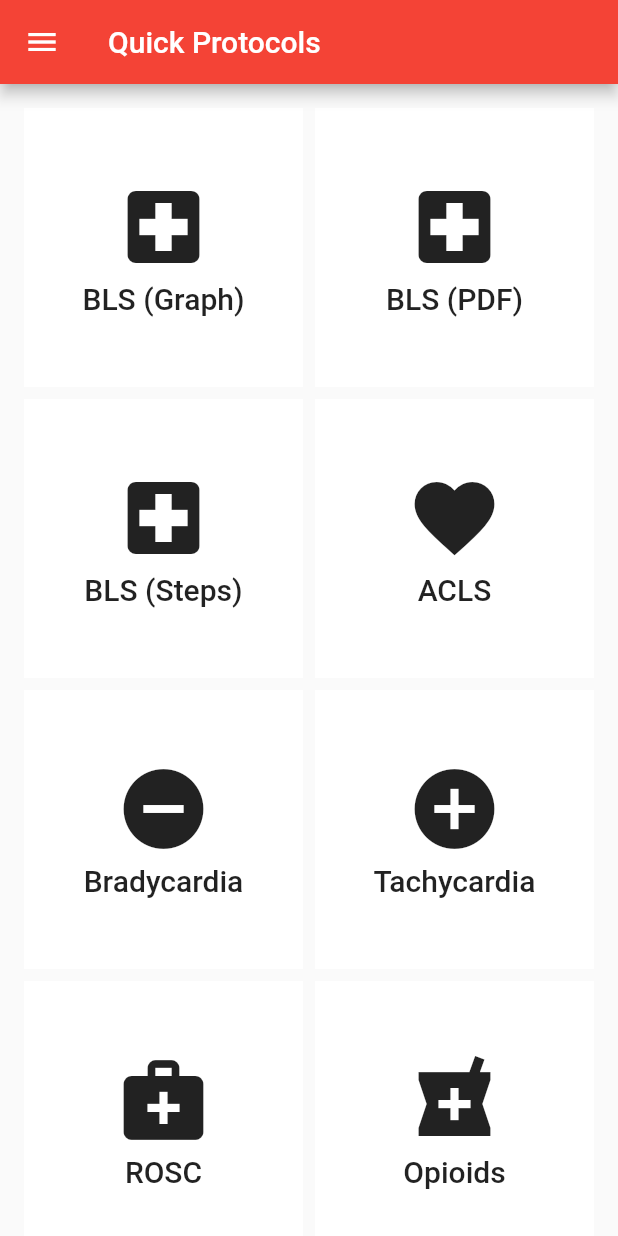
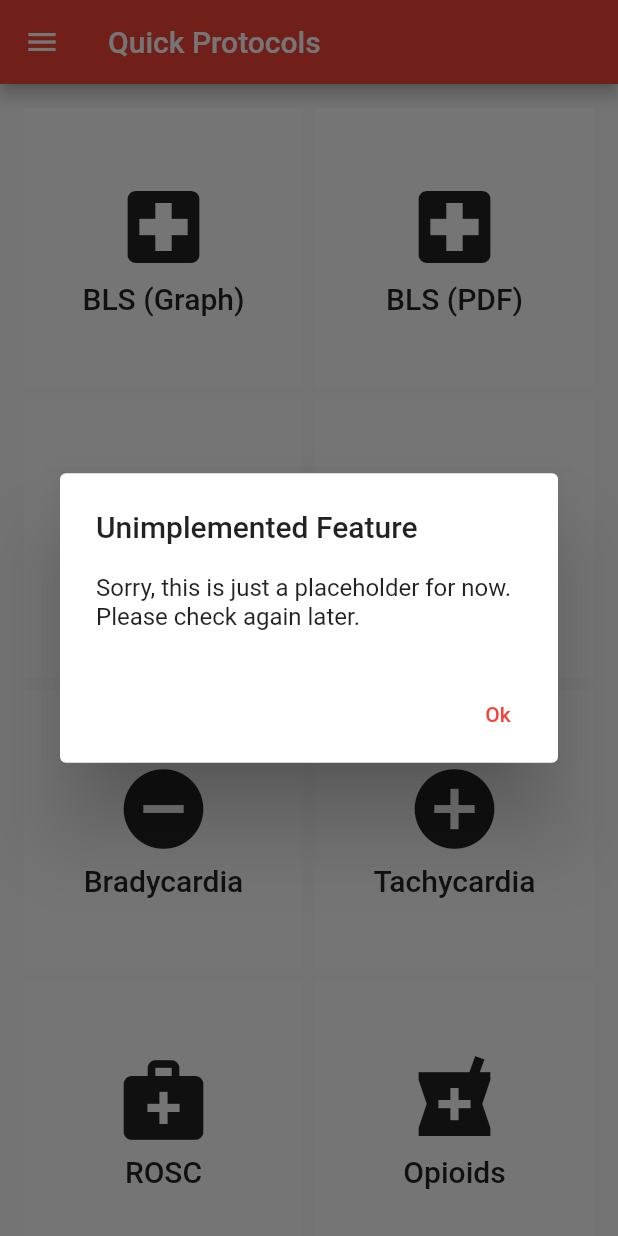
Before and after one commit to ethanharstad/tailboard-app, a Flutter app: the QuickProtocolsScreen screen opened directly, after a tap on "ACLS", on a phone screen of 412 x 824 dp. Run offline on Flutter 3.47's test engine with Material 2 defaults, Android fonts, the phone set to English and light mode, and no system bars; our stand-ins replace firebase_auth, firebase_core, native_pdf_view; missing offline and left inert: flutterfire_ui, graphview; accounts and stored records are empty.

Commit message:
Add UnimplementedDialog for placeholders widgets

```diff
--- a/lib/screens/quick_protocols_screen.dart
+++ b/lib/screens/quick_protocols_screen.dart
@@ -4,6 +4,7 @@ import 'package:tailboard_app/screens/bls_protocol_pdf_screen.dart';
 import 'package:tailboard_app/screens/bls_protocol_stepper_screen.dart';
 import 'package:tailboard_app/widgets/app_scaffold.dart';
 import 'package:tailboard_app/widgets/launcher_tile.dart';
+import 'package:tailboard_app/widgets/unimplemented_dialog.dart';
 
 class QuickProtocolsScreen extends StatelessWidget {
   const QuickProtocolsScreen({
@@ -21,59 +22,57 @@ class QuickProtocolsScreen extends StatelessWidget {
         crossAxisCount: 2,
         children: <Widget>[
           LauncherTile(
-            icon: Icons.local_hospital,
-            title: 'BLS (Graph)',
-            onTap: () {
-              Navigator.of(context)
-                  .push(MaterialPageRoute(builder: (BuildContext context) {
-                return const BLSProtocolGraphScreen();
-              }));
-            },
-          ),
+              icon: Icons.local_hospital,
+              title: 'BLS (Graph)',
+              onTap: () => Navigator.of(context).push(MaterialPageRoute(
+                  builder: (BuildContext context) =>
+                      const BLSProtocolGraphScreen()))),
           LauncherTile(
             icon: Icons.local_hospital,
             title: 'BLS (PDF)',
-            onTap: () {
-              Navigator.of(context)
-                  .push(MaterialPageRoute(builder: (BuildContext context) {
-                return BLSProtocolPdfScreen();
-              }));
-            },
+            onTap: () => Navigator.of(context).push(MaterialPageRoute(
+                builder: (BuildContext context) => BLSProtocolPdfScreen())),
           ),
           LauncherTile(
             icon: Icons.local_hospital,
             title: 'BLS (Steps)',
-            onTap: () {
-              Navigator.of(context)
-                  .push(MaterialPageRoute(builder: (BuildContext context) {
-                return const BLSProtocolStepperScreen();
-              }));
-            },
+            onTap: () => Navigator.of(context).push(MaterialPageRoute(
+                builder: (BuildContext context) => BLSProtocolStepperScreen())),
           ),
           LauncherTile(
             icon: Icons.favorite,
             title: 'ACLS',
-            onTap: () {},
+            onTap: () => showDialog<void>(
+                context: context,
+                builder: (BuildContext context) => UnimplementedDialog()),
           ),
           LauncherTile(
             icon: Icons.remove_circle,
             title: 'Bradycardia',
-            onTap: () {},
+            onTap: () => showDialog<void>(
+                context: context,
+                builder: (BuildContext context) => UnimplementedDialog()),
           ),
           LauncherTile(
             icon: Icons.add_circle,
             title: 'Tachycardia',
-            onTap: () {},
+            onTap: () => showDialog<void>(
+                context: context,
+                builder: (BuildContext context) => UnimplementedDialog()),
           ),
           LauncherTile(
             icon: Icons.medical_services,
             title: 'ROSC',
-            onTap: () {},
+            onTap: () => showDialog<void>(
+                context: context,
+                builder: (BuildContext context) => UnimplementedDialog()),
           ),
           LauncherTile(
             icon: Icons.local_pharmacy,
             title: 'Opioids',
-            onTap: () {},
+            onTap: () => showDialog<void>(
+                context: context,
+                builder: (BuildContext context) => UnimplementedDialog()),
           ),
         ],
       ),
--- /dev/null
+++ b/lib/widgets/unimplemented_dialog.dart
@@ -0,0 +1,20 @@
+import 'package:flutter/material.dart';
+
+class UnimplementedDialog extends StatelessWidget {
+  const UnimplementedDialog({Key? key}) : super(key: key);
+
+  @override
+  Widget build(BuildContext context) {
+    return AlertDialog(
+      title: const Text('Unimplemented Feature'),
+      content: const Text(
+          'Sorry, this is just a placeholder for now. Please check again later.'),
+      actions: <Widget>[
+        TextButton(
+          onPressed: () => Navigator.pop(context),
+          child: const Text('Ok'),
+        ),
+      ],
+    );
+  }
+}
```
Also changed, not shown: lib/screens/home_screen.dart (+4 -3 lines).
